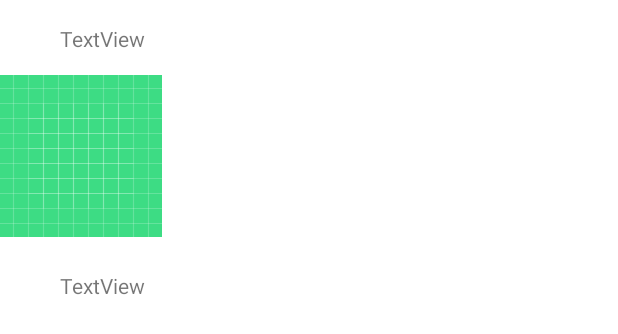
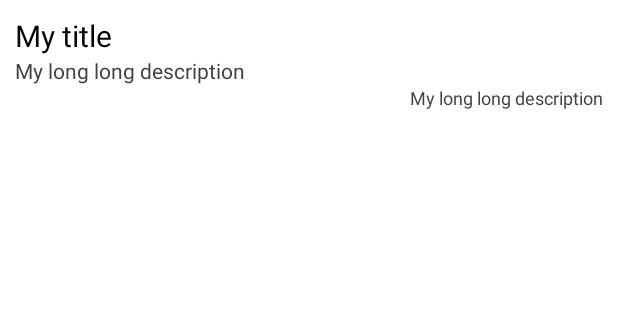
Before and after one commit to bdmariobd/takethatproduct, an Android app: the layout note_preview.xml on its own in the app's theme, with its tools: preview values and no code run, on a phone screen of 412 x 824 dp. Shown: the top 334 px of the screen. Run offline under Robolectric (Android 15) with nearby library versions, the phone set to English and light mode, and no system bars.

Commit message:
vista de notas agrupadas
Co-Authored-By: Dmytro Vernyuk <102489410+Dvernyuk@users.noreply.github.com>

```diff
--- a/app/src/main/java/es/ucm/fdi/takethatproduct/NotePreviewListAdapter.java
+++ b/app/src/main/java/es/ucm/fdi/takethatproduct/NotePreviewListAdapter.java
@@ -12,6 +12,7 @@ import androidx.annotation.NonNull;
 import androidx.recyclerview.widget.RecyclerView;
 import androidx.transition.TransitionManager;
 
+import java.text.DateFormat;
 import java.util.ArrayList;
 import java.util.List;
 
@@ -43,17 +44,15 @@ public class NotePreviewListAdapter extends RecyclerView.Adapter<NotePreviewList
 
         final NotePreviewListAdapter mAdapter;
         public final TextView notePreviewTitle;
-        //public final EditText noteTotalViewBody;
-        //public final ImageView notePreviewImage;
-        //public final TextView notePreviewDate;
+        public final TextView notePreviewDescription;
+        public final TextView notePreviewDate;
         public final View itemView;
-        public MediaRouteButton details;
 
         public NoteViewHolder(View itemView, NotePreviewListAdapter adapter) {
             super(itemView);
             notePreviewTitle = itemView.findViewById(R.id.notePreviewTitle);
-            //notePreviewImage = itemView.findViewById(R.id.notePreviewImage);
-            //notePreviewDate = itemView.findViewById(R.id.notePreviewDate);
+            notePreviewDescription = itemView.findViewById(R.id.notePreviewDescription);
+            notePreviewDate = itemView.findViewById(R.id.notePreviewDate);
 
             this.mAdapter = adapter;
             this.itemView = itemView;
@@ -65,7 +64,6 @@ public class NotePreviewListAdapter extends RecyclerView.Adapter<NotePreviewList
     public NotePreviewListAdapter.NoteViewHolder onCreateViewHolder(@NonNull ViewGroup parent, int viewType) {
         View mItemView = mInflater.inflate(
                 R.layout.note_preview, parent, false);
-        // R.layout.note_total_view
 
         return new NoteViewHolder(mItemView, this);
     }
@@ -74,16 +72,15 @@ public class NotePreviewListAdapter extends RecyclerView.Adapter<NotePreviewList
     public void onBindViewHolder(@NonNull NotePreviewListAdapter.NoteViewHolder holder, int position) {
         //code to set one note preview content
 
-        holder.noteTotalViewTitle.setText("Prueba");
-        holder.noteTotalViewBody.setText("Prueba prueba loren ipsum la xavineta xdd");
+        // holder.noteTotalViewTitle.setText("Prueba");
+        // holder.noteTotalViewBody.setText("Prueba prueba loren ipsum la xavineta xdd");
 
         Note current = mNoteList.get(position);
         holder.notePreviewTitle.setText(current.getTitulo());
-        //holder.noteTotalViewBody.setText(current.getCuerpo());
+        holder.notePreviewDescription.setText(current.getCuerpo());
+        //String formatedTime = DateFormat.getDateTimeInstance().format(current.getFechaCreacion());
+        holder.notePreviewDate.setText(current.getFechaCreacion());
 
-        int mExpandedPosition = -1;
-        int previousExpandedPosition = -1;
-        //final boolean isExpanded = position==mExpandedPosition; holder.details.setVisibility(isExpanded?View.VISIBLE:View.GONE); holder.itemView.setActivated(isExpanded); if (isExpanded) previousExpandedPosition = position; holder.itemView.setOnClickListener(new View.OnClickListener() { @Override public void onClick(View v) { mExpandedPosition = isExpanded ? -1:position; notifyItemChanged(previousExpandedPosition); notifyItemChanged(position); } });
 
 
         /*
--- a/app/src/main/java/es/ucm/fdi/takethatproduct/integration/Note.java
+++ b/app/src/main/java/es/ucm/fdi/takethatproduct/integration/Note.java
@@ -21,6 +21,7 @@ public class Note {
 
     @ColumnInfo(name = "fechaCreacion")
     private String fechaCreacion;
+    // private long fechaCreacion;
 
     @ColumnInfo(name = "fechaModificacion")
     private String fechaModificacion;
@@ -51,6 +52,9 @@ public class Note {
         this.cuerpo = cuerpo;
     }
 
+    // public long getFechaCreacion() { return fechaCreacion; }
+    // public void setFechaCreacion(long fechaCreacion) { this.fechaCreacion = fechaCreacion; }
+
     public String getFechaCreacion() {
         return fechaCreacion;
     }
@@ -70,6 +74,7 @@ public class Note {
     public Note(String titulo, String cuerpo) {
         this.titulo = titulo;
         this.cuerpo = cuerpo;
+        // this.fechaCreacion = System.currentTimeMillis();
         this.fechaCreacion = new Date().toString();
         this.fechaModificacion = new Date().toString();
     }
--- a/app/src/main/res/layout/note_preview.xml
+++ b/app/src/main/res/layout/note_preview.xml
@@ -1,38 +1,38 @@
 <?xml version="1.0" encoding="utf-8"?>
-<androidx.constraintlayout.widget.ConstraintLayout xmlns:android="http://schemas.android.com/apk/res/android"
+<RelativeLayout xmlns:android="http://schemas.android.com/apk/res/android"
     xmlns:app="http://schemas.android.com/apk/res-auto"
     xmlns:tools="http://schemas.android.com/tools"
     android:layout_width="match_parent"
-    android:layout_height="match_parent"
-    android:orientation="vertical">
+    android:layout_height="wrap_content"
+    android:orientation="vertical"
+    android:padding="10dp"
+    android:layout_marginBottom="10dp" >
 
     <TextView
+        android:layout_width="match_parent"
+        android:layout_height="wrap_content"
         android:id="@+id/notePreviewTitle"
-        android:layout_width="wrap_content"
-        android:layout_height="wrap_content"
-        android:layout_marginStart="40dp"
-        android:layout_marginLeft="40dp"
-        android:layout_marginTop="16dp"
-        android:text="TextView"
-        app:layout_constraintStart_toStartOf="parent"
-        app:layout_constraintTop_toTopOf="parent" />
-
-    <ImageView
-        android:id="@+id/notePreviewImage"
-        android:layout_width="108dp"
-        android:layout_height="129dp"
-        android:layout_marginTop="4dp"
-        app:layout_constraintTop_toBottomOf="@+id/notePreviewTitle"
-        app:srcCompat="@drawable/ic_launcher_background"
-        tools:layout_editor_absoluteX="16dp" />
+        android:textSize="20dp"
+        android:textColor="@color/black"
+        tools:text="My title"/>
 
     <TextView
+        android:layout_width="match_parent"
+        android:layout_height="wrap_content"
+        android:id="@+id/notePreviewDescription"
+        android:layout_below="@id/notePreviewTitle"
+        android:textColor="#424141"
+        tools:text="My long long description"/>
+
+    <TextView
+        android:layout_width="match_parent"
+        android:layout_height="wrap_content"
         android:id="@+id/notePreviewDate"
-        android:layout_width="wrap_content"
-        android:layout_height="wrap_content"
-        android:layout_marginTop="12dp"
-        android:text="TextView"
-        app:layout_constraintStart_toStartOf="@+id/notePreviewTitle"
-        app:layout_constraintTop_toBottomOf="@+id/notePreviewImage" />
+        android:layout_below="@id/notePreviewDescription"
+        android:textSize="12dp"
+        android:gravity="end"
+        android:textColor="#424141"
+        tools:text="My long long description"/>
 
-</androidx.constraintlayout.widget.ConstraintLayout>
+
+</RelativeLayout>
```
